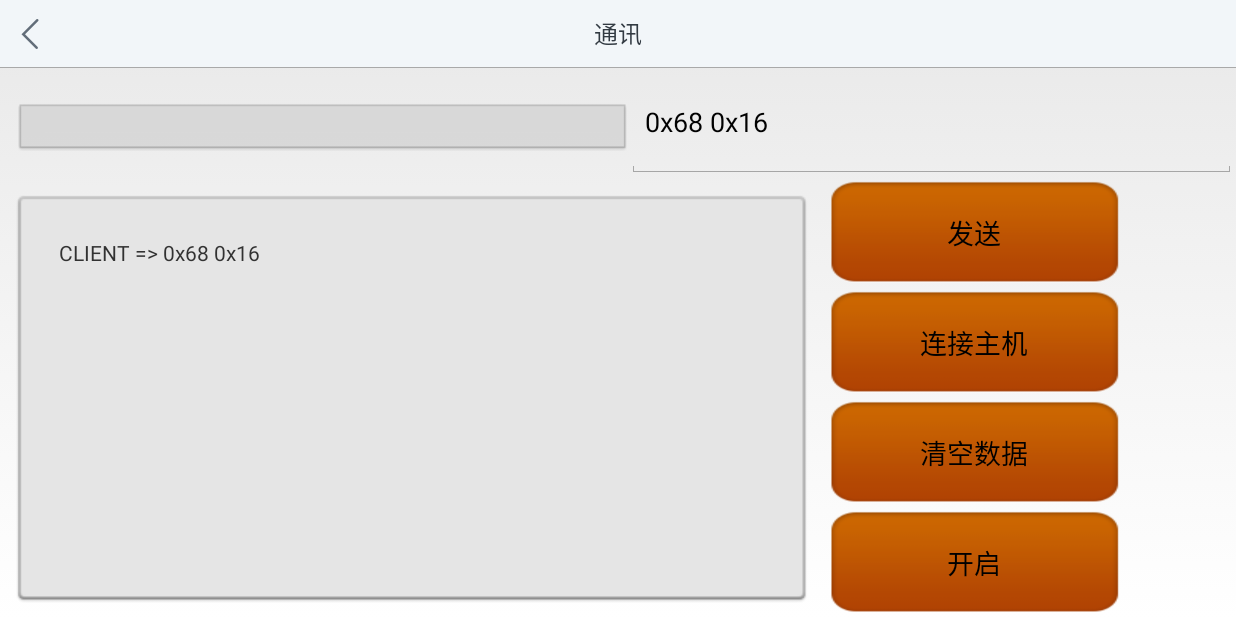
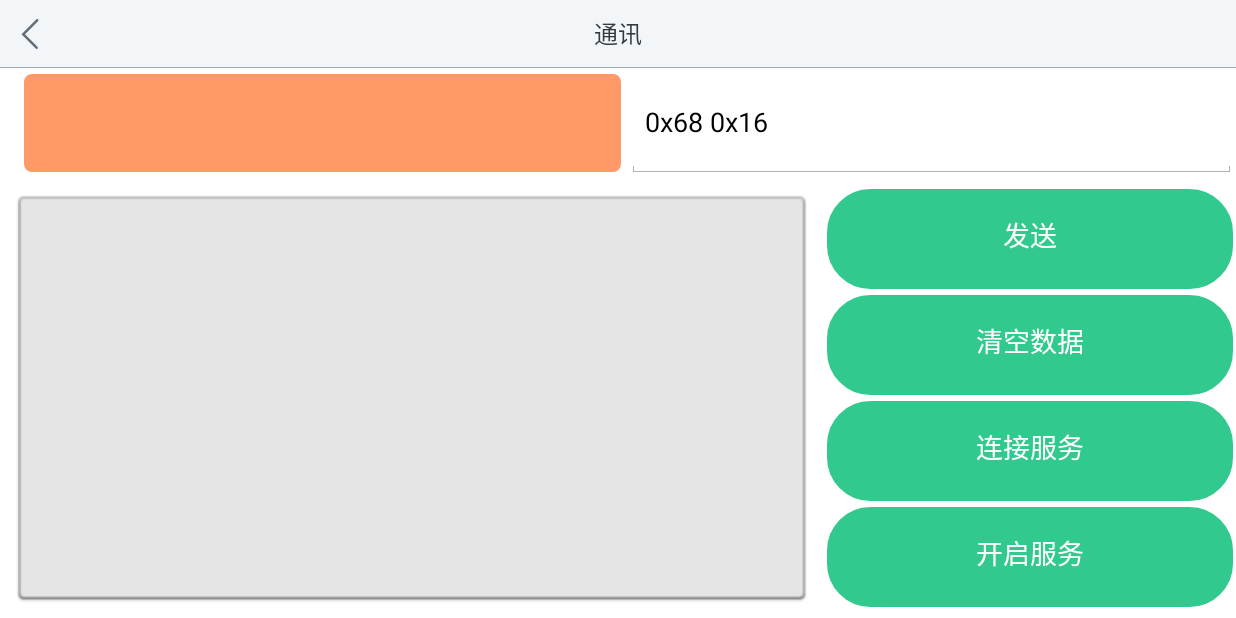
Before and after one commit to MaskCoders/SanShengDemo, an Android app: the SocketDemo screen opened directly, with no data from a screen before it, after a tap on "发送", on a phone screen of 824 x 412 dp (held sideways). Run offline under Robolectric (Android 15) with nearby library versions, the phone set to English and light mode, and no system bars.

Commit message:
优化了人机交互 基本就这样了，本来想加入开关服务，连接服务的逻辑，后来怕画蛇添足，就不弄了

```diff
--- a/app/src/main/java/com/example/demo/view/SocketDemo.java
+++ b/app/src/main/java/com/example/demo/view/SocketDemo.java
@@ -1,12 +1,14 @@
 package com.example.demo.view;
 
 
-import android.app.Activity;
 import android.os.Bundle;
 import android.os.Handler;
 import android.os.Message;
+import android.text.SpannableString;
+import android.text.Spanned;
 import android.text.TextUtils;
 import android.text.method.ScrollingMovementMethod;
+import android.text.style.ForegroundColorSpan;
 import android.util.Log;
 import android.view.View;
 import android.widget.Button;
@@ -20,7 +22,7 @@ import java.net.ServerSocket;
 import java.net.Socket;
 
 public class SocketDemo extends BaseActivity implements View.OnClickListener {
-    private TextView tv_msg = null;
+    private EditText ed_log = null;
     private TextView tv_info = null;
     private EditText ed_msg = null;
     private Button btn_send = null;
@@ -48,33 +50,40 @@ public class SocketDemo extends BaseActivity implements View.OnClickListener {
         public void handleMessage(Message msg) {
             super.handleMessage(msg);
             String content = msg.obj.toString();
-            switch(msg.what){
+            switch (msg.what) {
                 case CONN_SER_CLS:
                     break;
                 case RECV_MSG:
-                    if(content.contains(ERRCODE)){
-                        content = "Service can not resolve your code ";
-                    }else if (content.contains(CONN_SUCCESS)){
-                        tv_info.setText("Ser:"+content.replace(CONN_SUCCESS,"").replace("\n","")+",Port:"+PORT);
+                    if (content.contains(ERRCODE)) {
+                        content = SocketDemo.this.getResources().getString(R.string.conn_ser_err2);
+                    } else if (content.contains(CONN_SUCCESS)) {
+                        tv_info.setText(SocketDemo.this.getResources().getString(R.string.server)
+                                + content.replace(CONN_SUCCESS, "").replace("\n", "") + "," +
+                                SocketDemo.this.getResources().getString(R.string.ser_port) + PORT);
+//                        btn_ser.setText(SocketDemo.this.getResources().getString(R.string.start_ser_close));
                         return;
                     }
                     break;
                 case CONN_OK:
                     break;
                 case CONN_ERR:
-                    content = "connect err: "+content;
+                    content = SocketDemo.this.getResources().getString(R.string.conn_ser_err1) + ":" + content;
                 default:
             }
-            tv_msg.setText(tv_msg.getText().toString()+"\n SER => "+content);
+            SpannableString ss = new SpannableString(ed_log.getText().toString() + "\n " + SocketDemo.this.getResources().getString(R.string.server) + content);
+//            ss.setSpan(new ForegroundColorSpan(SocketDemo.this.getResources().getColor(R.color.download_text_color)), 0, ss.length(), Spanned.SPAN_EXCLUSIVE_EXCLUSIVE);
+            ed_log.setText(ss);
+            ed_log.setSelection(ed_log.getText().length() - 1);
         }
     };
+
     @Override
     public void onCreate(Bundle savedInstanceState) {
         super.onCreate(savedInstanceState);
         setContentView(R.layout.home_layout);
-        tv_msg = (TextView) findViewById(R.id.log);
+        ed_log = (EditText) findViewById(R.id.log);
         tv_info = (TextView) findViewById(R.id.info);
-        tv_msg.setMovementMethod(ScrollingMovementMethod.getInstance());
+        ed_log.setMovementMethod(ScrollingMovementMethod.getInstance());
         ed_msg = (EditText) findViewById(R.id.et);
         btn_send = (Button) findViewById(R.id.send);
         btn_conn = (Button) findViewById(R.id.conn);
@@ -88,21 +97,40 @@ public class SocketDemo extends BaseActivity implements View.OnClickListener {
         setActionBar(SOCKET_VIEW);
     }
 
-    private Message getMessage(String content,int type){
+    private Message getMessage(String content, int type) {
         Message msg = new Message();
         msg.obj = content;
         msg.what = type;
         return msg;
     }
+
+    private boolean connSerLogic() {
+        if (server == null || server.isClosed()) {
+            Toast.makeText(this, this.getResources().getString(R.string.start_ser_tip1), Toast.LENGTH_SHORT).show();
+            return false;
+        } else if (client == null || !client.isConnected()) {
+            Toast.makeText(this, this.getResources().getString(R.string.start_ser_tip2), Toast.LENGTH_SHORT).show();
+            return false;
+        }
+        return true;
+    }
+
     @Override
     public void onClick(View v) {
-        switch (v.getId()){
+        switch (v.getId()) {
             case R.id.conn:
+                if (server == null || server.isClosed()) {
+                    Toast.makeText(this, this.getResources().getString(R.string.start_ser_tip1), Toast.LENGTH_SHORT).show();
+                }
+                if(client!=null && client.isConnected()){
+                    Toast.makeText(this, this.getResources().getString(R.string.start_ser_tip4), Toast.LENGTH_SHORT).show();
+                    break;
+                }
                 Thread thread = new Thread(new Runnable() {
                     @Override
                     public void run() {
                         try {
-                            if(socket == null ||socket.isClosed()) {
+                            if (socket == null || socket.isClosed()) {
                                 socket = new Socket(HOST, PORT);
                                 in = new BufferedReader(new InputStreamReader(socket
                                         .getInputStream()));
@@ -114,10 +142,10 @@ public class SocketDemo extends BaseActivity implements View.OnClickListener {
                                 if (!socket.isClosed()) {
                                     if (socket.isConnected()) {
                                         if (!socket.isInputShutdown()) {
-                                            String  content = null;
+                                            String content = null;
                                             if ((content = in.readLine()) != null) {
                                                 content += "\n";
-                                                mHandler.sendMessage(getMessage(content,RECV_MSG));
+                                                mHandler.sendMessage(getMessage(content, RECV_MSG));
                                             } else {
 
                                             }
@@ -129,7 +157,7 @@ public class SocketDemo extends BaseActivity implements View.OnClickListener {
                         } catch (IOException ex) {
                             ex.printStackTrace();
                             Log.d("", "login exception" + ex.getMessage());
-                            mHandler.sendMessage(getMessage("conn err",CONN_ERR));
+                            mHandler.sendMessage(getMessage("conn err", CONN_ERR));
                         }
                     }
                 });
@@ -137,12 +165,18 @@ public class SocketDemo extends BaseActivity implements View.OnClickListener {
                 break;
 
             case R.id.send:
-                String msg = ed_msg.getText().toString();
-                if(TextUtils.isEmpty(msg)){
-                    Toast.makeText(this,"INPUT IS NOT NULL ",0).show();
+                if (!connSerLogic()) {
+                    return;
+                }
+                if (TextUtils.isEmpty(msg)) {
+                    Toast.makeText(this, this.getResources().getString(R.string.conn_ser_err3), 0).show();
                     break;
                 }
-                tv_msg.setText(tv_msg.getText().toString()+"\n CLIENT => "+msg);
+                String msg = ed_msg.getText().toString();
+                SpannableString ss = new SpannableString(ed_log.getText().toString() + "\n " + SocketDemo.this.getResources().getString(R.string.client) + msg);
+//                ss.setSpan(new ForegroundColorSpan(SocketDemo.this.getResources().getColor(R.color.head_icon_bg_color0)), 0, ss.length(), Spanned.SPAN_EXCLUSIVE_EXCLUSIVE);
+
+                ed_log.setText(ss);
                 if (socket != null && socket.isConnected()) {
                     if (!socket.isOutputShutdown()) {
                         out.println(msg);
@@ -150,35 +184,40 @@ public class SocketDemo extends BaseActivity implements View.OnClickListener {
                 }
                 break;
             case R.id.cls:
-                tv_msg.setText("");
+                ed_log.setText("");
                 break;
             case R.id.startser:
                 startServer();
                 break;
         }
     }
+
     private ServerSocket server = null;
     Socket client = null;
     BufferedReader serin = null;
     private String msg = "";
-    private void startServer(){
+
+    private void startServer() {
+        if(server != null && server.isBound() ){
+            Toast.makeText(this, this.getResources().getString(R.string.start_ser_tip3), 0).show();
+        }
         Thread thread = new Thread(new Runnable() {
             @Override
             public void run() {
                 try {
                     server = new ServerSocket(PORT);
 
-                    while(true){
+                    while (true) {
                         client = server.accept();
                         serin = new BufferedReader(new InputStreamReader(client.getInputStream()));
-                        msg = CONN_SUCCESS +client.getInetAddress();
+                        msg = CONN_SUCCESS + client.getInetAddress();
                         sendmsg();
                         Thread send = new Thread(new Runnable() {
                             @Override
                             public void run() {
                                 try {
-                                        while(true) {
-                                            if((msg = serin.readLine())!= null) {
+                                    while (true) {
+                                        if ((msg = serin.readLine()) != null) {
                                             //当客户端发送的信息为：exit时，关闭连接
 //                            if(msg.equals("exit")) {
 //                                System.out.println("ssssssss");
@@ -191,9 +230,9 @@ public class SocketDemo extends BaseActivity implements View.OnClickListener {
 //                                break;
 //                                //接收客户端发过来的信息msg，然后发送给客户端。
 //                            } else {
-                                                if(msg.equals("0x68 0x16")){
+                                            if (msg.equals("0x68 0x16")) {
                                                 msg = "0x16 0x68";
-                                                }else{
+                                            } else {
                                                 msg = "ERRCODE";
                                             }
                                             sendmsg();
@@ -217,15 +256,15 @@ public class SocketDemo extends BaseActivity implements View.OnClickListener {
         thread.start();
 
 
+    }
 
-    }
     public void sendmsg() {
         PrintWriter pout = null;
         try {
             pout = new PrintWriter(new BufferedWriter(
-                        new OutputStreamWriter(client.getOutputStream())),true);
+                    new OutputStreamWriter(client.getOutputStream())), true);
             pout.println(msg);
-            }catch (IOException e) {
+        } catch (IOException e) {
             e.printStackTrace();
         }
     }
--- /dev/null
+++ b/app/src/main/res/drawable/btn_sel.xml
@@ -0,0 +1,54 @@
+<?xml version="1.0" encoding="UTF-8"?>
+<selector xmlns:android="http://schemas.android.com/apk/res/android">
+    <item android:state_pressed="false">
+        <shape android:shape="rectangle" >
+            <corners
+                    android:topLeftRadius="30dp"
+                    android:topRightRadius="30dp"
+                    android:bottomLeftRadius="30dp"
+                    android:bottomRightRadius="30dp"/>
+
+            <!-- 这是半透明，还可以设置全透明，那就是白色边框的效果了 -->
+            <solid android:color="@color/download_text_color" />
+
+            <stroke
+                    android:dashGap="0dp"
+                    android:width="2dp"
+                    android:color="@android:color/white" />
+        </shape>
+    </item>
+    <item android:state_pressed="true" >
+        <shape android:shape="rectangle" >
+            <corners
+                    android:topLeftRadius="30dp"
+                    android:topRightRadius="30dp"
+                    android:bottomLeftRadius="30dp"
+                    android:bottomRightRadius="30dp"/>
+
+            <!-- 这是半透明，还可以设置全透明，那就是白色边框的效果了 -->
+            <solid android:color="@color/head_icon_bg_color_unknown" />
+
+            <stroke
+                    android:dashGap="0dp"
+                    android:width="2dp"
+                    android:color="@android:color/white" />
+        </shape>
+    </item>
+    <item android:state_pressed="true" >
+        <shape android:shape="rectangle" >
+            <corners
+                    android:topLeftRadius="30dp"
+                    android:topRightRadius="30dp"
+                    android:bottomLeftRadius="30dp"
+                    android:bottomRightRadius="30dp"/>
+
+            <!-- 这是半透明，还可以设置全透明，那就是白色边框的效果了 -->
+            <solid android:color="@color/head_icon_bg_color_unknown" />
+
+            <stroke
+                    android:dashGap="0dp"
+                    android:width="2dp"
+                    android:color="@android:color/white" />
+        </shape>
+    </item>
+</selector>
--- /dev/null
+++ b/app/src/main/res/drawable/shape.xml
@@ -0,0 +1,18 @@
+<?xml version="1.0" encoding="utf-8"?>
+<shape android:shape="rectangle" xmlns:android="http://schemas.android.com/apk/res/android">
+
+  <corners
+    android:topLeftRadius="30dp"
+    android:topRightRadius="30dp"
+    android:bottomLeftRadius="30dp"
+    android:bottomRightRadius="30dp"/>
+
+  <!-- 这是半透明，还可以设置全透明，那就是白色边框的效果了 -->
+  <solid android:color="@color/download_text_color" />
+
+  <stroke
+    android:dashGap="0dp"
+    android:width="2dp"
+    android:color="@android:color/white" />
+
+</shape>
--- /dev/null
+++ b/app/src/main/res/drawable/shape_info.xml
@@ -0,0 +1,18 @@
+<?xml version="1.0" encoding="utf-8"?>
+<shape android:shape="rectangle" xmlns:android="http://schemas.android.com/apk/res/android">
+
+  <corners
+    android:topLeftRadius="7dp"
+    android:topRightRadius="7dp"
+    android:bottomLeftRadius="7dp"
+    android:bottomRightRadius="7dp"/>
+
+  <!-- 这是半透明，还可以设置全透明，那就是白色边框的效果了 -->
+  <solid android:color="@color/head_icon_bg_color4" />
+
+  <stroke
+    android:dashGap="0dp"
+    android:width="4dp"
+    android:color="@android:color/white" />
+
+</shape>
--- a/app/src/main/res/layout/home_layout.xml
+++ b/app/src/main/res/layout/home_layout.xml
@@ -1,18 +1,21 @@
 <?xml version="1.0" encoding="utf-8"?>
 <LinearLayout xmlns:android="http://schemas.android.com/apk/res/android"
               android:orientation="vertical"
+              android:background="#fff"
               android:layout_width="match_parent"
               android:layout_height="match_parent">
     <LinearLayout android:layout_width="fill_parent" android:layout_height="0dp" android:layout_weight="1"
                   android:orientation="horizontal">
-        <TextView android:id="@+id/info" android:layout_height="wrap_content" android:layout_width="0dp"
+        <TextView android:id="@+id/info" android:layout_height="fill_parent" android:layout_width="0dp"
                   android:layout_weight="1"
-                  android:background="@drawable/chip_background"
+                  android:background="@drawable/shape_info"
                   android:ellipsize="marquee"
                   android:singleLine="true"
+                  android:gravity="center"
                   android:layout_marginLeft="12dp"
-                  android:textSize="16sp"
-                />
+                  android:paddingRight="15dp"
+                  android:textSize="18sp"
+        />
         <EditText android:id="@+id/et" android:layout_width="0dp" android:layout_height="fill_parent"
                   android:layout_weight="1"
                   android:focusable="true"
@@ -21,27 +24,29 @@
     </LinearLayout>
 
     <LinearLayout android:layout_width="fill_parent" android:layout_height="0dp" android:layout_weight="4">
-        <TextView android:id="@+id/log" android:layout_height="fill_parent" android:layout_width="0dp"
+        <EditText android:id="@+id/log" android:layout_height="fill_parent" android:layout_width="0dp"
                   android:layout_weight="8"
                   android:background="@drawable/btn_default_disabled_holo_light"
                   android:singleLine="false"
+                  android:editable="false"
+                  android:gravity="center|top|left"
                   android:scrollbars="vertical"
-                />
+        />
         <LinearLayout android:layout_width="0dp" android:layout_height="fill_parent" android:layout_weight="4"
-                      android:orientation="vertical">
+                      android:orientation="vertical" android:paddingTop="5dp" android:paddingBottom="5dp">
 
-            <Button android:id="@+id/send" android:layout_width="wrap_content" android:layout_height="0dp"
-                    android:layout_weight="1"
-                    android:text="@string/send" android:background="@drawable/send"/>
-            <Button android:id="@+id/conn" android:layout_width="wrap_content" android:layout_height="0dp"
-                    android:layout_weight="1"
-                    android:text="@string/conn" android:background="@drawable/send"/>
-            <Button android:id="@+id/cls" android:layout_width="wrap_content" android:layout_height="0dp"
-                    android:layout_weight="1"
-                    android:text="@string/clear" android:background="@drawable/send"/>
-            <Button android:id="@+id/startser" android:layout_width="wrap_content" android:layout_height="0dp"
-                    android:layout_weight="1"
-                    android:text="@string/start_ser" android:background="@drawable/send"/>
+            <Button android:id="@+id/send" android:layout_width="fill_parent" android:layout_height="0dp"
+                    android:layout_weight="1" android:paddingBottom="5dp" android:textColor="#fff"
+                    android:text="@string/send" android:background="@drawable/btn_sel"/>
+            <Button android:id="@+id/cls" android:layout_width="fill_parent" android:layout_height="0dp"
+                    android:layout_weight="1" android:paddingBottom="5dp" android:textColor="#fff"
+                    android:text="@string/clear" android:background="@drawable/btn_sel"/>
+            <Button android:id="@+id/conn" android:layout_width="fill_parent" android:layout_height="0dp"
+                    android:layout_weight="1" android:paddingBottom="5dp" android:textColor="#fff"
+                    android:text="@string/conn" android:background="@drawable/btn_sel"/>
+            <Button android:id="@+id/startser" android:layout_width="fill_parent" android:layout_height="0dp"
+                    android:layout_weight="1" android:paddingBottom="5dp" android:textColor="#fff"
+                    android:text="@string/start_ser" android:background="@drawable/btn_sel"/>
         </LinearLayout>
     </LinearLayout>
 
--- a/app/src/main/res/values/strings.xml
+++ b/app/src/main/res/values/strings.xml
@@ -50,9 +50,20 @@
 
 
     <string name="send">发送</string>
-    <string name="conn">连接主机</string>
+    <string name="conn">连接服务</string>
     <string name="clear">清空数据</string>
-    <string name="start_ser">开启</string>
+    <string name="start_ser">开启服务</string>
+    <string name="start_ser_close">关闭服务</string>
+    <string name="start_ser_tip1">请开启服务</string>
+    <string name="start_ser_tip2">请连接服务</string>
+    <string name="start_ser_tip3">服务器已开启！</string>
+    <string name="start_ser_tip4">已经连接到服务器</string>
+    <string name="conn_ser_err1">服务关闭或连接失败，请尝试开启服务</string>
+    <string name="conn_ser_err2">服务无法解析此命令</string>
+    <string name="conn_ser_err3">注意，输入不能为空！</string>
+    <string name="server">服务器：</string>
+    <string name="client">客户端：</string>
+    <string name="ser_port">端口:</string>
 
 
 
```
Lines whose indentation alone changed are shown as unchanged.
